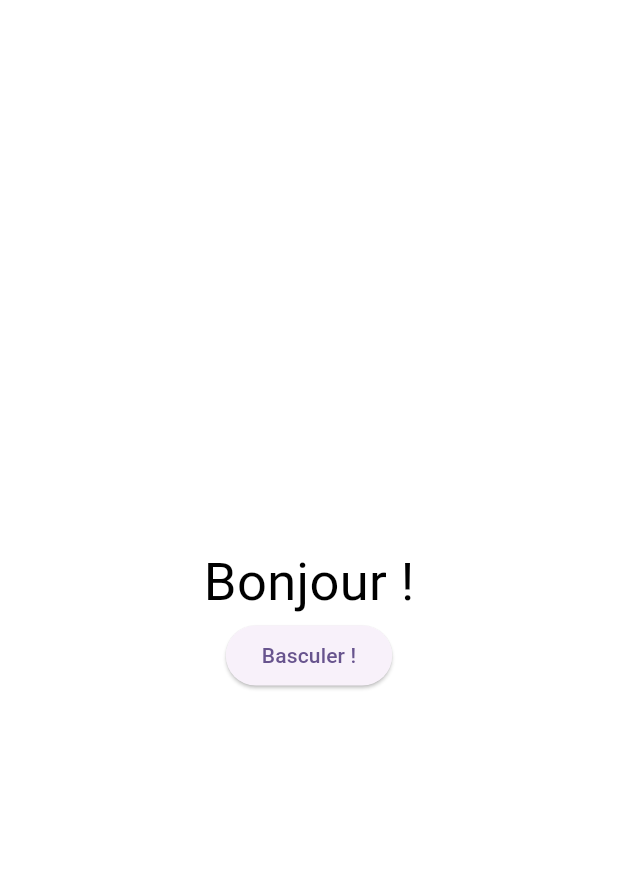
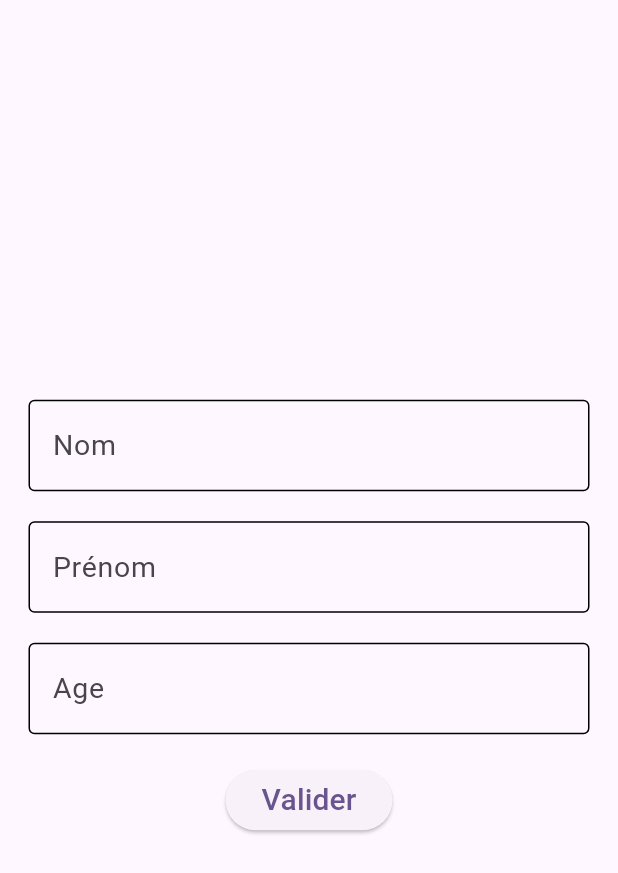
Before and after one commit to momole02/formation-flutter-inexa, a Flutter app: the screen it shows after launch, on a phone screen of 412 x 824 dp. Shown: the top 873 px of the screen. Run offline on Flutter 3.47's test engine with Material 3 defaults, Android fonts, the phone set to English and light mode, and no system bars.

Commit message:
feat: formation flutter session 2

```diff
--- /dev/null
+++ b/lib/demo_formulaire_inscription.dart
@@ -0,0 +1,111 @@
+import 'package:flutter/material.dart';
+
+class DemoFormulaireInscription extends StatefulWidget {
+  const DemoFormulaireInscription({super.key});
+
+  @override
+  State<DemoFormulaireInscription> createState() =>
+      _DemoFormulaireInscriptionState();
+}
+
+class _DemoFormulaireInscriptionState extends State<DemoFormulaireInscription> {
+  final _nomController = TextEditingController();
+  final _prenomController = TextEditingController();
+  final _ageController = TextEditingController();
+  final _formKey = GlobalKey<FormState>();
+
+  @override
+  Widget build(BuildContext context) {
+    return Scaffold(
+      body: Padding(
+        padding: const EdgeInsets.all(19.0),
+        child: Form(
+          key: _formKey,
+          child: Column(
+            mainAxisAlignment: MainAxisAlignment.center,
+            children: [
+              TextFormField(
+                controller: _nomController,
+                style: const TextStyle(fontSize: 19),
+                decoration: const InputDecoration(
+                    labelText: "Nom",
+                    labelStyle: TextStyle(fontSize: 19),
+                    border: OutlineInputBorder(),
+                    enabledBorder: OutlineInputBorder()),
+                validator: (value) {
+                  if (value == null) {
+                    return "Saisissez un nom";
+                  } else if (value.length < 3) {
+                    return "Le nom doit comporter au moins 3 caractères";
+                  } else {
+                    return null;
+                  }
+                },
+              ),
+              const SizedBox(height: 20),
+              TextFormField(
+                controller: _prenomController,
+                style: const TextStyle(fontSize: 19),
+                decoration: const InputDecoration(
+                    labelText: "Prénom",
+                    labelStyle: TextStyle(fontSize: 19),
+                    border: OutlineInputBorder(),
+                    enabledBorder: OutlineInputBorder()),
+                validator: (value) {
+                  if (value == null) {
+                    return "Saisissez un prénoms";
+                  } else if (value.length < 3) {
+                    return "Le prénoms doit comporter au moins 3 caractères";
+                  } else {
+                    return null;
+                  }
+                },
+              ),
+              const SizedBox(height: 20),
+              TextFormField(
+                controller: _ageController,
+                style: const TextStyle(fontSize: 19),
+                keyboardType: const TextInputType.numberWithOptions(
+                  signed: false,
+                  decimal: false,
+                ),
+                decoration: const InputDecoration(
+                    labelText: "Age",
+                    labelStyle: TextStyle(fontSize: 19),
+                    border: OutlineInputBorder(),
+                    enabledBorder: OutlineInputBorder()),
+                validator: (value) {
+                  if (value == null) {
+                    return "Veuillez saisir un age";
+                  } else if (int.tryParse(value) == null) {
+                    return "Valeur numérique attendue";
+                  } else if (!(int.tryParse(value)! >= 18 &&
+                      int.tryParse(value)! <= 80)) {
+                    return "L'age doit être compris entre 18 et 80 ans";
+                  }
+                  return null;
+                },
+              ),
+              const SizedBox(height: 20),
+              ElevatedButton(
+                onPressed: () {
+                  if (_formKey.currentState!.validate()) {
+                    debugPrint(
+                      "nom=${_nomController.text},"
+                      " prenoms=${_prenomController.text},"
+                      " age=${_ageController.text}",
+                    );
+                  }
+                },
+                child: const Text(
+                  "Valider",
+                  style: TextStyle(fontSize: 20),
+                ),
+              )
+            ],
+          ),
+        ),
+      ),
+    );
+  }
+}
--- a/lib/main.dart
+++ b/lib/main.dart
@@ -1,3 +1,7 @@
+import 'package:agri_app/demo_container.dart';
+import 'package:agri_app/demo_formulaire.dart';
+import 'package:agri_app/demo_formulaire_connexion.dart';
+import 'package:agri_app/demo_formulaire_inscription.dart';
 import 'package:agri_app/page_accueil.dart';
 import 'package:flutter/material.dart';
 
@@ -7,17 +11,18 @@ void main() {
 
 class MyApp extends StatelessWidget {
   const MyApp({super.key});
-
-  // This widget is the root of your application.
   @override
   Widget build(BuildContext context) {
     return MaterialApp(
+      //debugShowCheckedModeBanner: false,
       title: 'Flutter Demo',
       theme: ThemeData(
-        colorScheme: ColorScheme.fromSeed(seedColor: Colors.deepPurple),
+        colorScheme: ColorScheme.fromSeed(
+          seedColor: Colors.deepPurple,
+        ),
         useMaterial3: true,
       ),
-      home: const PageAccueil(),
+      home: const DemoFormulaireInscription(),
     );
   }
 }
```
Also changed, not shown: lib/demo_container.dart (added, +45 -0 lines), lib/demo_formulaire.dart (added, +66 -0 lines), lib/demo_formulaire_connexion.dart (added, +85 -0 lines).
